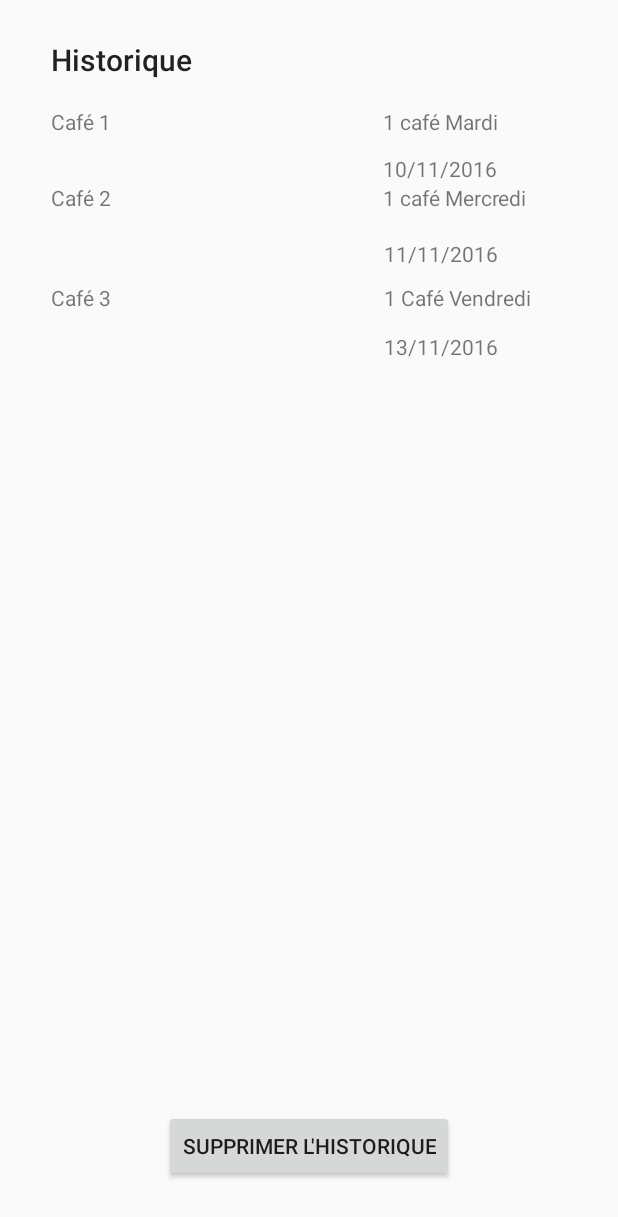
After one commit to DamienJacques900/AndroidMKTIG, an Android app: the layout activity_historyclient_land.xml on its own in the app's theme, with its tools: preview values and no code run, on a phone screen of 412 x 824 dp. The commit adds this screen. Shown: the top 1217 px of the screen. Run offline under Robolectric (Android 15) with nearby library versions, the phone set to English and light mode, and no system bars.

Commit message:
layout landscape

```diff
--- /dev/null
+++ b/app/src/main/res/layout/activity_historyclient_land.xml
@@ -0,0 +1,127 @@
+<?xml version="1.0" encoding="utf-8"?>
+<LinearLayout xmlns:android="http://schemas.android.com/apk/res/android"
+    android:orientation="vertical" android:layout_width="match_parent"
+    android:layout_height="match_parent">
+
+    <ScrollView xmlns:android="http://schemas.android.com/apk/res/android"
+        android:layout_width="match_parent"
+        android:layout_height="match_parent"
+        android:fillViewport="true">
+        <RelativeLayout
+            android:layout_width="match_parent"
+            android:layout_height="match_parent">
+
+            <TextView
+                android:text="@string/history"
+                android:layout_width="wrap_content"
+                android:layout_height="wrap_content"
+                android:layout_alignParentTop="true"
+                android:layout_alignParentLeft="true"
+                android:layout_alignParentStart="true"
+                android:layout_marginLeft="34dp"
+                android:layout_marginStart="34dp"
+                android:layout_marginTop="26dp"
+                android:id="@+id/textView45"
+                android:textAppearance="@style/TextAppearance.AppCompat.Title" />
+
+            <TextView
+                android:text="Café 1"
+                android:layout_width="wrap_content"
+                android:layout_height="wrap_content"
+                android:layout_below="@+id/textView45"
+                android:layout_alignLeft="@+id/textView45"
+                android:layout_alignStart="@+id/textView45"
+                android:layout_marginTop="18dp"
+                android:id="@+id/textView46" />
+
+            <TextView
+                android:text="1 café Mardi"
+                android:layout_width="wrap_content"
+                android:layout_height="wrap_content"
+                android:layout_alignTop="@+id/textView46"
+                android:layout_alignParentRight="true"
+                android:layout_alignParentEnd="true"
+                android:layout_marginRight="80dp"
+                android:layout_marginEnd="80dp"
+                android:id="@+id/textView47" />
+
+            <TextView
+                android:text="10/11/2016"
+                android:layout_width="wrap_content"
+                android:layout_height="wrap_content"
+                android:layout_below="@+id/textView47"
+                android:layout_alignLeft="@+id/textView47"
+                android:layout_alignStart="@+id/textView47"
+                android:layout_marginTop="12dp"
+                android:id="@+id/textView48" />
+
+            <TextView
+                android:text="Café 2"
+                android:layout_width="wrap_content"
+                android:layout_height="wrap_content"
+                android:layout_alignLeft="@+id/textView46"
+                android:layout_alignStart="@+id/textView46"
+                android:id="@+id/textView49"
+                android:layout_alignTop="@+id/textView50" />
+
+            <TextView
+                android:text="Café 3"
+                android:layout_width="wrap_content"
+                android:layout_height="wrap_content"
+                android:layout_below="@+id/textView51"
+                android:layout_alignLeft="@+id/textView49"
+                android:layout_alignStart="@+id/textView49"
+                android:layout_marginTop="10dp"
+                android:id="@+id/textView52" />
+
+            <TextView
+                android:text="13/11/2016"
+                android:layout_width="wrap_content"
+                android:layout_height="wrap_content"
+                android:layout_below="@+id/textView53"
+                android:layout_alignLeft="@+id/textView53"
+                android:layout_alignStart="@+id/textView53"
+                android:layout_marginTop="13dp"
+                android:id="@+id/textView54" />
+
+            <Button
+                android:text="@string/deleteHistory"
+                android:layout_width="wrap_content"
+                android:layout_height="wrap_content"
+                android:layout_alignParentBottom="true"
+                android:layout_centerHorizontal="true"
+                android:layout_marginBottom="36dp"
+                android:id="@+id/buttonDeleteHistory" />
+
+            <TextView
+                android:text="11/11/2016"
+                android:layout_width="wrap_content"
+                android:layout_height="wrap_content"
+                android:layout_marginTop="18dp"
+                android:id="@+id/textView51"
+                android:layout_below="@+id/textView50"
+                android:layout_alignRight="@+id/textView47"
+                android:layout_alignEnd="@+id/textView47" />
+
+            <TextView
+                android:text="1 café Mercredi"
+                android:layout_width="wrap_content"
+                android:layout_height="wrap_content"
+                android:id="@+id/textView50"
+                android:layout_below="@+id/textView48"
+                android:layout_alignLeft="@+id/textView48"
+                android:layout_alignStart="@+id/textView48" />
+
+            <TextView
+                android:text="1 Café Vendredi"
+                android:layout_width="wrap_content"
+                android:layout_height="wrap_content"
+                android:id="@+id/textView53"
+                android:layout_alignBaseline="@+id/textView52"
+                android:layout_alignBottom="@+id/textView52"
+                android:layout_alignLeft="@+id/textView51"
+                android:layout_alignStart="@+id/textView51" />
+        </RelativeLayout>
+    </ScrollView>
+
+</LinearLayout>
--- /dev/null
+++ b/app/src/main/res/layout/activity_promotionclient_land.xml
@@ -0,0 +1,6 @@
+<?xml version="1.0" encoding="utf-8"?>
+<LinearLayout xmlns:android="http://schemas.android.com/apk/res/android"
+    android:orientation="vertical" android:layout_width="match_parent"
+    android:layout_height="match_parent">
+
+</LinearLayout>
```
Also changed, not shown: app/src/main/AndroidManifest.xml (+13 -2 lines), app/src/main/java/com/damienjacques/cafesuspendu/MainActivity.java (+34 -0 lines), app/src/main/java/com/damienjacques/cafesuspendu/OfferCoffeeActivity.java (+16 -0 lines), app/src/main/res/layout/activity_choose_land.xml (added, +42 -0 lines), app/src/main/res/layout/activity_main_land.xml (added, +80 -0 lines), app/src/main/res/layout/activity_offercoffee_land.xml (added, +113 -0 lines), app/src/main/res/layout/activity_optionclient_land.xml (added, +115 -0 lines), app/src/main/res/layout/activity_optioncoffee_land.xml (added, +129 -0 lines).
